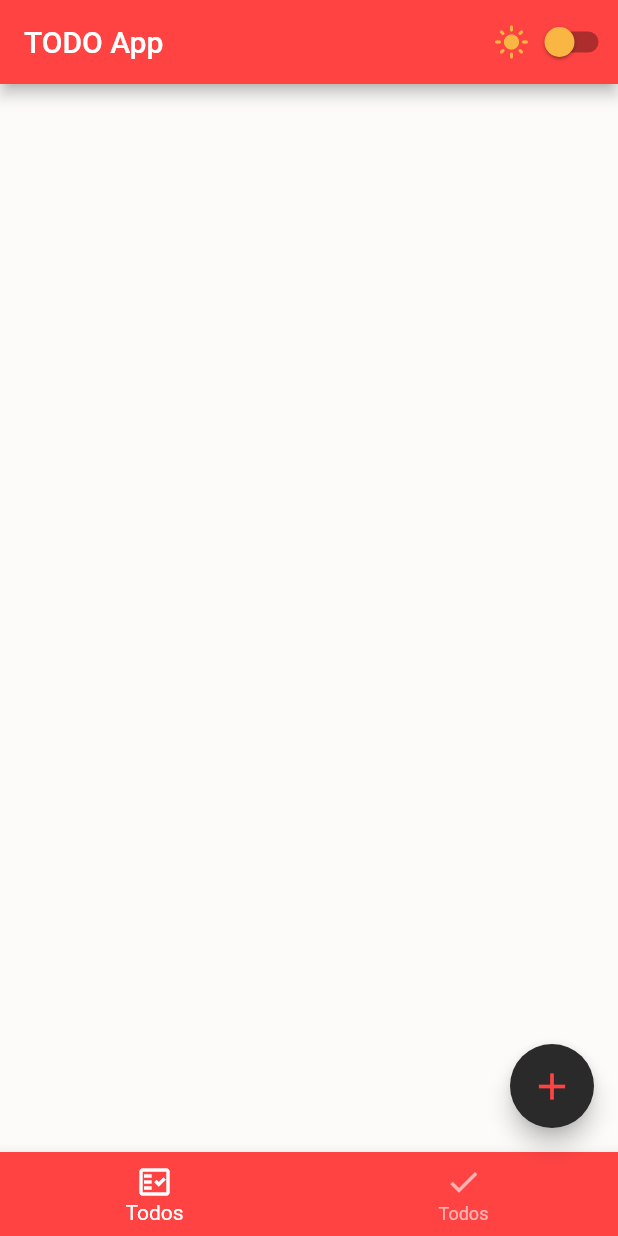
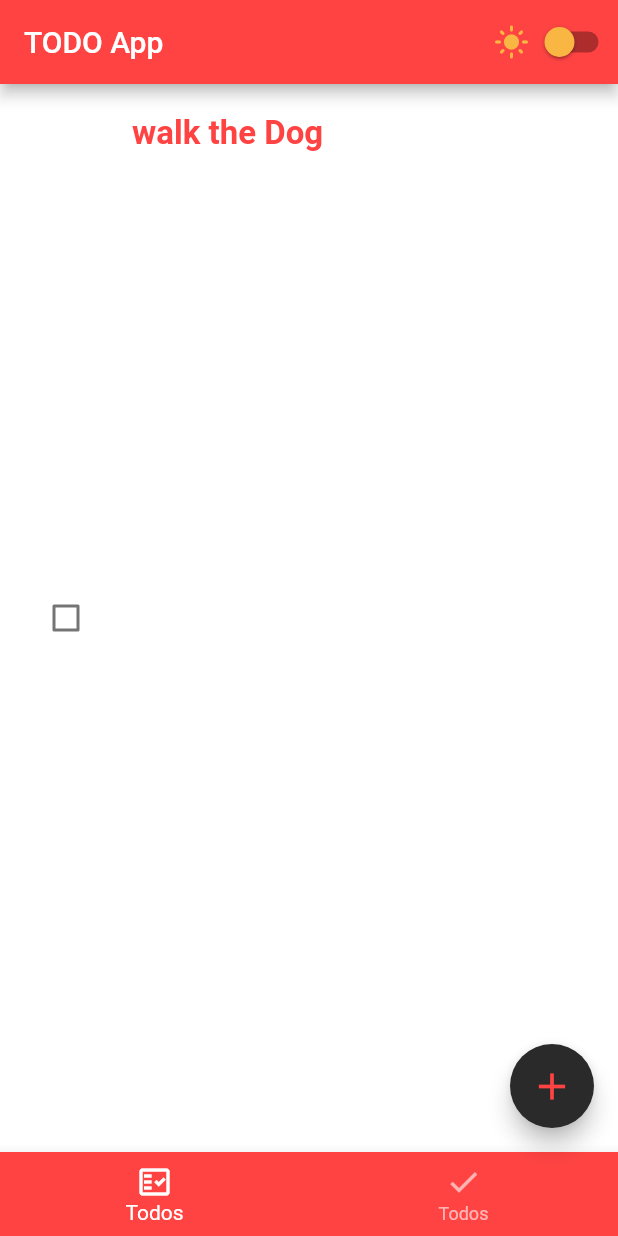
Before and after one commit to AJ8454/TODO-App, a Flutter app: the screen it shows after launch, on a phone screen of 412 x 824 dp. Run offline on Flutter 3.47's test engine with Material 2 defaults, Android fonts, the phone set to English and light mode, and no system bars.

Commit message:
-- todo card --

```diff
--- a/lib/main.dart
+++ b/lib/main.dart
@@ -1,12 +1,21 @@
 import 'package:flutter/material.dart';
 import 'package:provider/provider.dart';
 import 'provider/theme_provider.dart';
+import 'provider/todos_provider.dart';
 import 'screens/home_screen.dart';
 import 'utility/constant.dart';
 import 'utility/theme_data.dart';
 
 void main() {
-  runApp(const MyApp());
+  runApp(
+    MultiProvider(
+      providers: [
+        ChangeNotifierProvider(create: (context) => TodosProvider()),
+        ChangeNotifierProvider(create: (context) => ThemeProvider()),
+      ],
+      child: const MyApp(),
+    ),
+  );
 }
 
 class MyApp extends StatelessWidget {
@@ -14,19 +23,14 @@ class MyApp extends StatelessWidget {
 
   @override
   Widget build(BuildContext context) {
-    return ChangeNotifierProvider(
-      create: (context) => ThemeProvider(),
-      builder: (context, _) {
-        final themeProvider = Provider.of<ThemeProvider>(context);
+    // final themeProvider = ;
     return MaterialApp(
       debugShowCheckedModeBanner: false,
       title: kAppTitle,
-          themeMode: themeProvider.themeMode,
+      themeMode: Provider.of<ThemeProvider>(context).themeMode,
       theme: MyThemeData.lightTheme,
       darkTheme: MyThemeData.darkTheme,
       home: const HomePage(),
     );
-      },
-    );
   }
 }
--- /dev/null
+++ b/lib/model/todo_model.dart
@@ -0,0 +1,19 @@
+class TodoField {
+  static const createdTime = 'createdTime';
+}
+
+class Todo {
+  DateTime? createdTime;
+  String? title;
+  String? id;
+  String? description;
+  bool? isDone;
+
+  Todo({
+    required this.createdTime,
+    required this.title,
+    this.id,
+    this.description = '',
+    this.isDone = false,
+  });
+}
--- /dev/null
+++ b/lib/provider/todos_provider.dart
@@ -0,0 +1,3 @@
+import 'package:flutter/material.dart';
+
+class TodosProvider extends ChangeNotifier {}
--- a/lib/screens/home_screen.dart
+++ b/lib/screens/home_screen.dart
@@ -1,8 +1,8 @@
 import 'package:flutter/material.dart';
-import 'package:provider/provider.dart';
-import 'package:todo_app/provider/theme_provider.dart';
 import 'package:todo_app/utility/constant.dart';
+import 'package:todo_app/widget/add_todo_dialog_widget.dart';
 import 'package:todo_app/widget/change_theme_button.dart';
+import 'package:todo_app/widget/todo_list_widget.dart';
 
 class HomePage extends StatefulWidget {
   const HomePage({Key? key}) : super(key: key);
@@ -16,7 +16,7 @@ class _HomePageState extends State<HomePage> {
   @override
   Widget build(BuildContext context) {
     final tabs = [
-      Container(),
+      const TodoListWidget(),
       Container(),
     ];
     return Scaffold(
@@ -47,12 +47,12 @@ class _HomePageState extends State<HomePage> {
       ),
       body: tabs[selectedIndex],
       floatingActionButton: FloatingActionButton(
-        onPressed: () => showDialog(
+        onPressed: () =>
+        showDialog(
           context: context,
-          builder: AddTodoDialogWidget(),
+         builder: (_) =>  const AddTodoDialogWidget(),
           barrierDismissible: false,
         ),
-
 
         child: Icon(
           Icons.add,
--- a/lib/utility/constant.dart
+++ b/lib/utility/constant.dart
@@ -1,6 +1,6 @@
 import 'package:flutter/material.dart';
 
-const kLightColor = Color(0xFFFCFBF9);
+const kLightColor = Color(0xFFF6F5EE);
 const kDarkColor = Color(0xFF1A1A1A);
 const kAppBarColor = Color(0xFFFF4343);
 const kGreyColor = Color(0xFF2A2A2A);
--- a/lib/utility/theme_data.dart
+++ b/lib/utility/theme_data.dart
@@ -9,6 +9,7 @@ class MyThemeData {
     iconTheme: const IconThemeData(color: kCylanColor),
     floatingActionButtonTheme:
         const FloatingActionButtonThemeData(backgroundColor: kCylanColor),
+    backgroundColor: const Color(0xFF1A1A1A),
   );
 
   static final lightTheme = ThemeData(
@@ -19,5 +20,11 @@ class MyThemeData {
     appBarTheme: const AppBarTheme(backgroundColor: kAppBarColor),
     floatingActionButtonTheme:
         const FloatingActionButtonThemeData(backgroundColor: kGreyColor),
+    elevatedButtonTheme: ElevatedButtonThemeData(
+      style: ButtonStyle(
+        backgroundColor: MaterialStateProperty.all(kAppBarColor),
+      ),
+    ),
+    backgroundColor: const Color(0xFFFFFFFF),
   );
 }
--- /dev/null
+++ b/lib/widget/todo_list_widget.dart
@@ -0,0 +1,18 @@
+import 'package:flutter/material.dart';
+import 'package:todo_app/model/todo_model.dart';
+
+import 'todo_widget.dart';
+
+class TodoListWidget extends StatelessWidget {
+  const TodoListWidget({ Key? key }) : super(key: key);
+
+  @override
+  Widget build(BuildContext context) {
+    return TodoWidget(
+      todo: Todo(
+        createdTime: DateTime.now(),
+        title: 'walk the Dog',
+      ),
+    );
+  }
+}
--- /dev/null
+++ b/lib/widget/todo_widget.dart
@@ -0,0 +1,53 @@
+import 'package:flutter/material.dart';
+import 'package:todo_app/model/todo_model.dart';
+import 'package:todo_app/utility/constant.dart';
+
+class TodoWidget extends StatelessWidget {
+  final Todo todo;
+  const TodoWidget({
+    Key? key,
+    required this.todo,
+  }) : super(key: key);
+  @override
+  Widget build(BuildContext context) => Container(
+        color: Theme.of(context).backgroundColor,
+        padding: const EdgeInsets.all(20),
+        child: Row(
+          children: [
+            Checkbox(
+              activeColor: Theme.of(context).primaryColor,
+              checkColor: Colors.white,
+              value: todo.isDone,
+              onChanged: (_) {},
+            ),
+            const SizedBox(width: 20),
+            Expanded(
+              child: Column(
+                crossAxisAlignment: CrossAxisAlignment.start,
+                children: [
+                  Text(
+                    todo.title!,
+                    style: const TextStyle(
+                      fontWeight: FontWeight.bold,
+                      color: kAppBarColor,
+                      fontSize: 22,
+                    ),
+                  ),
+                  if (todo.description!.isNotEmpty)
+                    Container(
+                      margin: const EdgeInsets.only(top: 4),
+                      child: Text(
+                        todo.description!,
+                        style: const TextStyle(
+                          height: 1.5,
+                          fontSize: 20,
+                        ),
+                      ),
+                    ),
+                ],
+              ),
+            )
+          ],
+        ),
+      );
+}
```
Also changed, not shown: lib/widget/add_todo_dialog_widget.dart (added, +39 -0 lines), lib/widget/todo_form_widget.dart (added, +72 -0 lines). Lines whose indentation alone changed are shown as unchanged.
